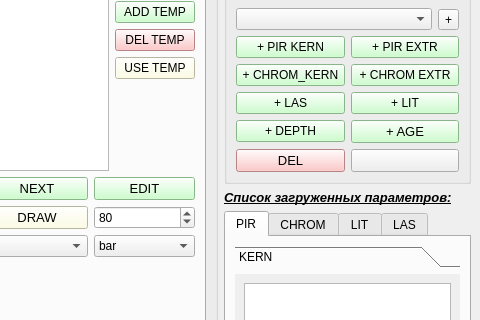
Old version of the form qt/domanic_dialog.ui in the repository idergunoff/domanic; both pictures show x 812 to 1292 and y 178 to 498 of the 1292 by 882 pixel window.
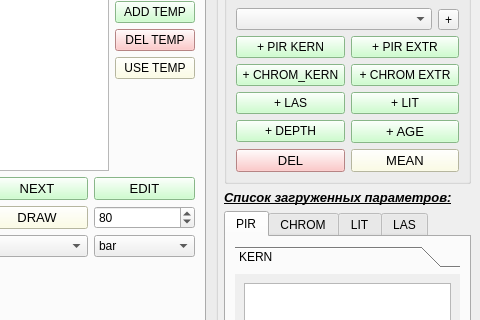
New version of the form. Custom widgets are drawn as their Qt base class.

What changed in the file:
```diff
--- a/qt/domanic_dialog.ui
+++ b/qt/domanic_dialog.ui
@@ -4180,8 +4180,11 @@
                    <pointsize>10</pointsize>
                   </font>
                  </property>
+                 <property name="styleSheet">
+                  <string notr="true">background-color: rgb(255, 255, 222);</string>
+                 </property>
                  <property name="text">
-                  <string/>
+                  <string>MEAN</string>
                  </property>
                 </widget>
                </item>
```
Left out of the diff: 2 changed lines with no effect on the pictures.
